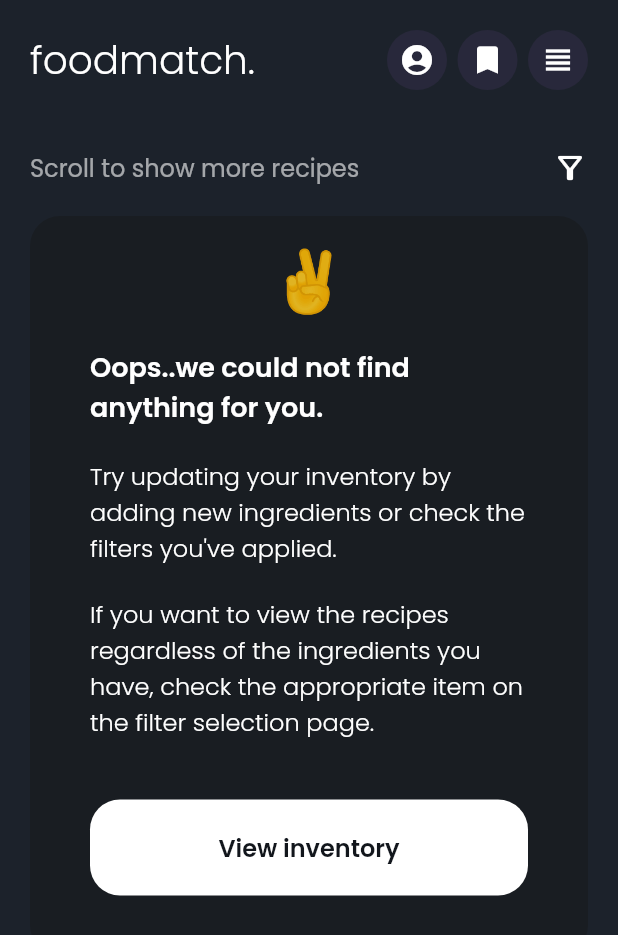
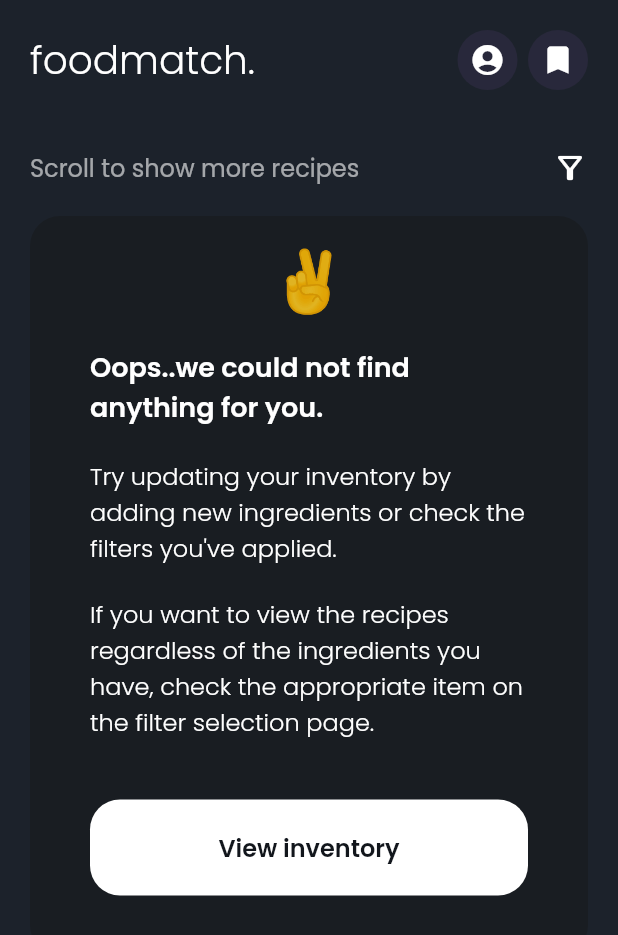
Before and after one commit to mitegj/food_match, a Flutter app: the screen it shows once a user with an empty profile is signed in, on a phone screen of 412 x 824 dp. Shown: the top 935 px of the screen. Run offline on Flutter 3.47's test engine with Material 2 defaults, Android fonts, the phone set to English and light mode, and no system bars; our stand-ins replace cached_network_image, cloud_firestore, firebase_auth, firebase_core, firebase_remote_config, fl_chart and 14 more; accounts and stored records are empty.

Commit message:
messi parte lo stessooo

```diff
--- a/lib/dictionary/dictionary.dart
+++ b/lib/dictionary/dictionary.dart
@@ -159,7 +159,10 @@ class Messages extends Translations {
           "FILTERENABLELABEL":
               "If you want to view the recipes regardless of the ingredients you have, check the appropriate item on the filter selection page.",
           "LASTUPDATE": "Last update",
-          "NEVER": "Never"
+          "NEVER": "Never",
+          "VIEWINVENTARY": "View inventory.",
+          "DAILYUPDATE":
+              "We update your catalog every day to offer you a richer experience every day."
         },
         "it_IT": {
           "HELLO": "Ciao",
@@ -319,7 +322,10 @@ class Messages extends Translations {
           "FILTERENABLELABEL":
               "Se invece vuoi visualizzare le ricette indipendentemente dagli ingredienti che hai, spunta l'apposita voce nella pagina di selezione dei filtri.",
           "LASTUPDATE": "Ultimo aggiornamento",
-          "NEVER": "Mai"
+          "NEVER": "Mai",
+          "VIEWINVENTARY": "Visualizza inventario.",
+          "DAILYUPDATE":
+              "Aggiorniamo quatidianamento il tuo catalogo per offrirti ogni giorno un esperienzas sempre più ricca."
         },
       };
 }
--- a/lib/screens/statistics.dart
+++ b/lib/screens/statistics.dart
@@ -32,6 +32,7 @@ class StatisticsScreen extends GetWidget<AllergyController> {
   SettingController _settingController =
       Get.put<SettingController>(SettingController());
   AuthController _authController = Get.put<AuthController>(AuthController());
+
   @override
   Widget build(BuildContext context) {
     var theme = Theme.of(context);
--- a/lib/services/user_database.dart
+++ b/lib/services/user_database.dart
@@ -1,5 +1,3 @@
-import 'dart:developer';
-
 import 'package:cloud_firestore/cloud_firestore.dart';
 import 'package:firebase_auth/firebase_auth.dart';
 import 'package:flutter/material.dart';
--- a/lib/utils/root.dart
+++ b/lib/utils/root.dart
@@ -4,7 +4,6 @@ import 'package:get/get_utils/src/extensions/internacionalization.dart';
 import 'package:google_fonts/google_fonts.dart';
 import 'package:morning_brief/controllers/auth_controller.dart';
 import 'package:morning_brief/controllers/menu_controller.dart';
-import 'package:shared_preferences/shared_preferences.dart';
 
 import 'package:morning_brief/utils/notification_scheduler.dart' as nt;
 
@@ -29,7 +28,6 @@ class Root extends StatelessWidget {
   }
 
   resetLimitMultiplier() async {
-
     MenuController.limitMultiplier = 1;
   }
 }
--- a/lib/widgets/home/home_body.dart
+++ b/lib/widgets/home/home_body.dart
@@ -8,7 +8,9 @@ import 'package:morning_brief/controllers/menu_controller.dart';
 import 'package:morning_brief/utils/UIColors.dart';
 import 'package:morning_brief/widgets/filter/filters.dart';
 import 'package:morning_brief/widgets/filter/filters_body.dart';
+import 'package:morning_brief/widgets/home/Inventory_button_widget.dart';
 import 'package:morning_brief/widgets/home/empty_menu.dart';
+import 'package:morning_brief/widgets/home/label_info.dart';
 import 'package:morning_brief/widgets/home/menu_tile.dart';
 import 'package:morning_brief/widgets/spinner/spinner.dart';
 
@@ -21,10 +23,13 @@ class HomeBody extends GetWidget<MenuController> {
   AllergyController allergyController =
       Get.put<AllergyController>(AllergyController());
 
+  RxBool visibility = true.obs;
+
   MenuController _menuController = MenuController.instance;
   @override
   Widget build(BuildContext context) {
     _menuController.getMenuList(FilterBody.listFilters);
+
     return Expanded(
       child: Container(
           child: Obx(() => (allergyController.userAllergies != null &&
@@ -33,13 +38,18 @@ class HomeBody extends GetWidget<MenuController> {
                       _menuController.menus?.length == 0)
                   ? EmptyMenu()
                   : ListView(
+                      controller: controller.scrollController,
                       children: <Widget>[
                         Container(
                           // height: 250,
-                          margin: EdgeInsets.only(top: 20),
+                          margin: EdgeInsets.only(top: 0),
                           child: Center(
                               child: Column(
                             children: [
+                              Inventory_button_widget(),
+                              SizedBox(height: 5),
+                              labelInfo(visibility: visibility),
+                              SizedBox(height: 30),
                               headerBeforeCard(),
                             ],
                           )),
@@ -64,6 +74,7 @@ class HomeBody extends GetWidget<MenuController> {
                         SizedBox(
                           height: 20,
                         ),
+                        /*
                         Row(
                           mainAxisAlignment: MainAxisAlignment.center,
                           children: [
@@ -72,7 +83,7 @@ class HomeBody extends GetWidget<MenuController> {
                         ),
                         SizedBox(
                           height: 20,
-                        )
+                        )*/
                       ],
                     )
               : LoadingWidget())),
--- a/lib/widgets/home/home_header.dart
+++ b/lib/widgets/home/home_header.dart
@@ -5,7 +5,6 @@ import 'package:google_fonts/google_fonts.dart';
 import 'package:morning_brief/screens/saved_menu.dart';
 import 'package:morning_brief/screens/statistics.dart';
 import 'package:morning_brief/utils/UIColors.dart';
-import 'package:morning_brief/widgets/inventory/inventory_page.dart';
 
 class HomeHeader extends StatelessWidget {
   @override
@@ -68,7 +67,7 @@ class HomeHeader extends StatelessWidget {
                   ),
                 ),
               ),
-              InkWell(
+              /*InkWell(
                 onTap: () {
                   HapticFeedback.mediumImpact();
                   Get.to(() => InventoryScreen());
@@ -81,7 +80,7 @@ class HomeHeader extends StatelessWidget {
                   ),
                 ),
               )
-              /*Align(
+              Align(
                 alignment: Alignment.centerLeft,
                 child: Container(
                   decoration: BoxDecoration(
```
Also changed, not shown: lib/controllers/menu_controller.dart (+29 -1 lines), lib/models/user_model.dart (+4 -7 lines), lib/widgets/home/Inventory_button_widget.dart (added, +72 -0 lines), lib/widgets/home/label_info.dart (added, +43 -0 lines), lib/widgets/inventory/inventory_page.dart (+18 -20 lines), lib/widgets/spinner/spinner.dart (+9 -0 lines).
